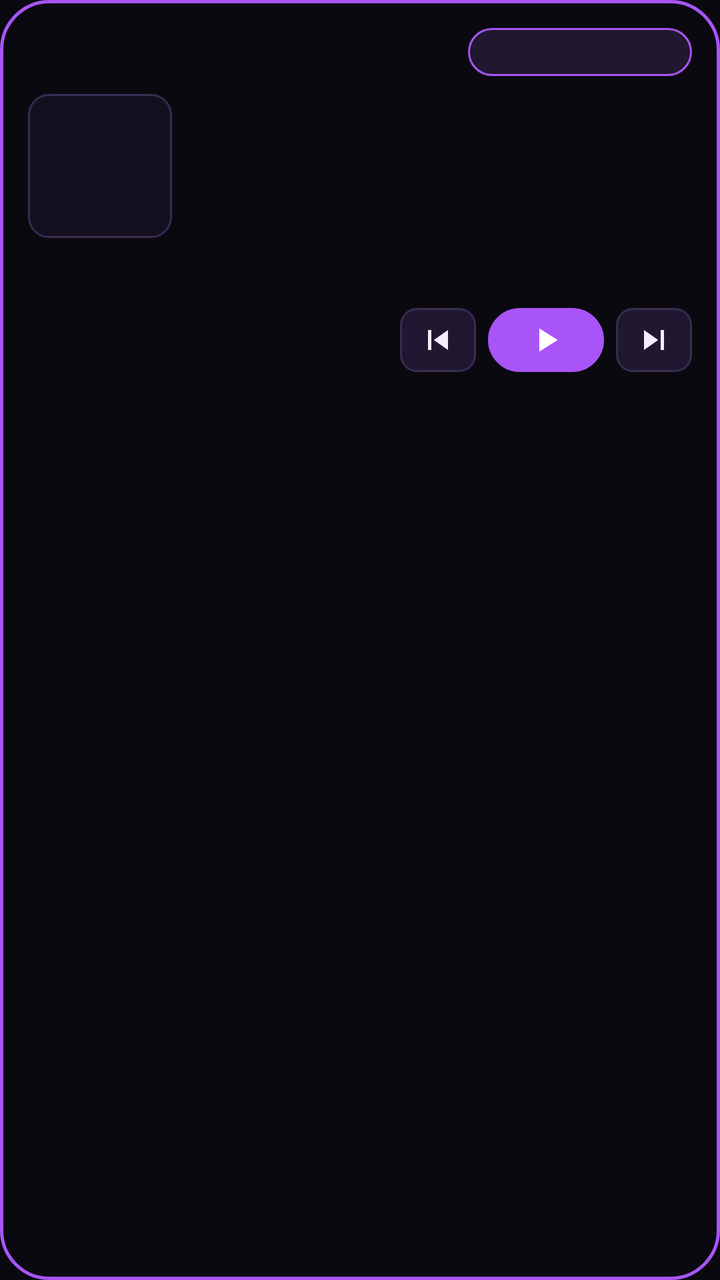
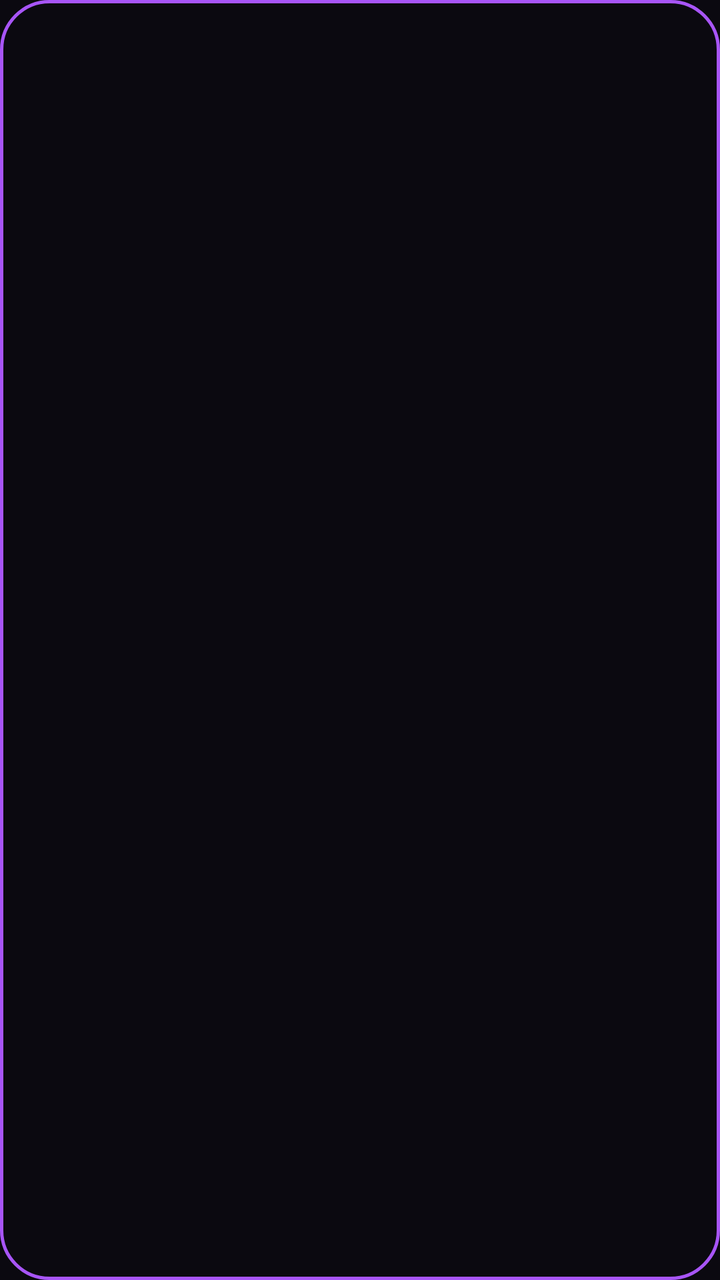

Compare the two renders of this Android layout. The source of the first and the diff that turns it into the second are given below.
<!-- AndroidManifest.xml: application theme AppTheme -->
<!-- res/layout/ryotunes_bento_widget.xml -->
<?xml version="1.0" encoding="utf-8"?>
<LinearLayout xmlns:android="http://schemas.android.com/apk/res/android"
    android:id="@+id/widget_root"
    android:layout_width="match_parent"
    android:layout_height="match_parent"
    android:background="@drawable/ryotunes_widget_bg"
    android:orientation="vertical"
    android:padding="14dp">

    
    <LinearLayout
        android:layout_width="match_parent"
        android:layout_height="24dp"
        android:layout_marginBottom="8dp"
        android:gravity="center_vertical"
        android:orientation="horizontal">

        <ImageView
            android:id="@+id/widget_header_bmp"
            android:layout_width="0dp"
            android:layout_height="20dp"
            android:layout_weight="1"
            android:contentDescription="Status"
            android:scaleType="fitStart" />

        <ImageButton
            android:id="@+id/widget_btn_open"
            android:layout_width="112dp"
            android:layout_height="24dp"
            android:background="@drawable/ryotunes_widget_chip_bg"
            android:contentDescription="Open Ryotunes"
            android:padding="0dp"
            android:scaleType="fitCenter" />
    </LinearLayout>

    
    <LinearLayout
        android:layout_width="match_parent"
        android:layout_height="wrap_content"
        android:layout_marginBottom="8dp"
        android:gravity="center_vertical"
        android:orientation="horizontal">

        <ImageView
            android:id="@+id/widget_art_img"
            android:layout_width="72dp"
            android:layout_height="72dp"
            android:layout_marginEnd="12dp"
            android:background="@drawable/ryotunes_widget_art_bg"
            android:contentDescription="Album artwork"
            android:scaleType="centerCrop" />

        <LinearLayout
            android:layout_width="0dp"
            android:layout_height="wrap_content"
            android:layout_weight="1"
            android:orientation="vertical">

            <ImageView
                android:id="@+id/widget_meta_bmp"
                android:layout_width="match_parent"
                android:layout_height="36dp"
                android:layout_marginBottom="4dp"
                android:contentDescription="Track title and artist"
                android:scaleType="fitStart" />

            <ImageView
                android:id="@+id/widget_spectrum_bmp"
                android:layout_width="match_parent"
                android:layout_height="34dp"
                android:contentDescription="Live FFT visualizer"
                android:scaleType="fitXY" />
        </LinearLayout>
    </LinearLayout>

    
    <ImageView
        android:id="@+id/widget_scale_bmp"
        android:layout_width="match_parent"
        android:layout_height="18dp"
        android:layout_marginBottom="8dp"
        android:contentDescription="Playback scale"
        android:scaleType="fitXY" />

    
    <LinearLayout
        android:layout_width="match_parent"
        android:layout_height="32dp"
        android:gravity="center_vertical"
        android:orientation="horizontal">

        <FrameLayout
            android:layout_width="0dp"
            android:layout_height="match_parent"
            android:layout_weight="1">

            <ImageView
                android:id="@+id/widget_time_bmp"
                android:layout_width="138dp"
                android:layout_height="28dp"
                android:layout_gravity="center_vertical|start"
                android:contentDescription="Elapsed time"
                android:scaleType="fitStart" />
        </FrameLayout>

        <ImageButton
            android:id="@+id/widget_btn_prev"
            android:layout_width="38dp"
            android:layout_height="32dp"
            android:layout_marginEnd="6dp"
            android:background="@drawable/ryotunes_widget_btn_bg"
            android:contentDescription="Previous track"
            android:padding="6dp"
            android:scaleType="fitCenter"
            android:src="@drawable/ic_ryo_prev" />

        <ImageButton
            android:id="@+id/widget_btn_play_pause"
            android:layout_width="58dp"
            android:layout_height="32dp"
            android:layout_marginEnd="6dp"
            android:background="@drawable/ryotunes_widget_play_bg"
            android:contentDescription="Play or pause"
            android:padding="6dp"
            android:scaleType="fitCenter"
            android:src="@drawable/ic_ryo_play" />

        <ImageButton
            android:id="@+id/widget_btn_next"
            android:layout_width="38dp"
            android:layout_height="32dp"
            android:background="@drawable/ryotunes_widget_btn_bg"
            android:contentDescription="Next track"
            android:padding="6dp"
            android:scaleType="fitCenter"
            android:src="@drawable/ic_ryo_next" />
    </LinearLayout>
</LinearLayout>
<!-- resources referenced by this layout -->
<resources>
  <!-- drawable ic_ryo_next (drawable) -->
  <vector xmlns:android="http://schemas.android.com/apk/res/android"
      android:width="24dp"
      android:height="24dp"
      android:viewportWidth="24"
      android:viewportHeight="24">
      <path
          android:fillColor="#F3EEFF"
          android:pathData="M6,18l8.5,-6L6,6v12zM16,6v12h2V6h-2z" />
  </vector>
  <!-- drawable ic_ryo_play (drawable) -->
  <vector xmlns:android="http://schemas.android.com/apk/res/android"
      android:width="24dp"
      android:height="24dp"
      android:viewportWidth="24"
      android:viewportHeight="24">
      <path
          android:fillColor="#FFFFFF"
          android:pathData="M8,5v14l11,-7z" />
  </vector>
  <!-- drawable ic_ryo_prev (drawable) -->
  <vector xmlns:android="http://schemas.android.com/apk/res/android"
      android:width="24dp"
      android:height="24dp"
      android:viewportWidth="24"
      android:viewportHeight="24">
      <path
          android:fillColor="#F3EEFF"
          android:pathData="M6,6h2v12H6zM9.5,12l8.5,6V6z" />
  </vector>
  <!-- drawable ryotunes_widget_art_bg (drawable) -->
  <?xml version="1.0" encoding="utf-8"?>
  <shape xmlns:android="http://schemas.android.com/apk/res/android"
      android:shape="rectangle">
      <solid android:color="#14101F" />
      <corners android:radius="10dp" />
      <stroke
          android:width="1dp"
          android:color="#382C52" />
  </shape>
  <!-- drawable ryotunes_widget_bg (drawable) -->
  <?xml version="1.0" encoding="utf-8"?>
  <shape xmlns:android="http://schemas.android.com/apk/res/android"
      android:shape="rectangle">
      <solid android:color="#0B0910" />
      <corners android:radius="24dp" />
      <stroke
          android:width="1.5dp"
          android:color="#A855F7" />
  </shape>
  <!-- drawable ryotunes_widget_btn_bg (drawable) -->
  <?xml version="1.0" encoding="utf-8"?>
  <shape xmlns:android="http://schemas.android.com/apk/res/android"
      android:shape="rectangle">
      <solid android:color="#1F1830" />
      <corners android:radius="8dp" />
      <stroke
          android:width="1dp"
          android:color="#382C52" />
  </shape>
  <!-- drawable ryotunes_widget_chip_bg (drawable) -->
  <?xml version="1.0" encoding="utf-8"?>
  <shape xmlns:android="http://schemas.android.com/apk/res/android"
      android:shape="rectangle">
      <solid android:color="#1F1830" />
      <corners android:radius="12dp" />
      <stroke
          android:width="1dp"
          android:color="#A855F7" />
  </shape>
  <!-- drawable ryotunes_widget_play_bg (drawable) -->
  <?xml version="1.0" encoding="utf-8"?>
  <shape xmlns:android="http://schemas.android.com/apk/res/android"
      android:shape="rectangle">
      <solid android:color="#A855F7" />
      <corners android:radius="16dp" />
      <stroke
          android:width="1dp"
          android:color="#A855F7" />
  </shape>
  <style name="AppTheme" parent="Theme.AppCompat.NoActionBar">
          <item name="colorPrimary">@color/colorPrimary</item>
          <item name="colorPrimaryDark">@color/colorPrimaryDark</item>
          <item name="colorAccent">@color/colorAccent</item>
          <item name="android:windowBackground">@color/obsidianBg</item>
          <item name="android:statusBarColor">@color/obsidianBg</item>
          <item name="android:navigationBarColor">@color/obsidianBg</item>
          <item name="android:windowLightStatusBar">false</item>
      </style>
  <color name="colorPrimary">#A855F7</color>
  <color name="colorPrimaryDark">#0B0910</color>
  <color name="colorAccent">#C084FC</color>
  <color name="obsidianBg">#0B0910</color>
</resources>

<!-- the commit's change to res/layout/ryotunes_bento_widget.xml (unified diff, before → after) -->
@@ -1,138 +1,65 @@
 <?xml version="1.0" encoding="utf-8"?>
-<LinearLayout xmlns:android="http://schemas.android.com/apk/res/android"
+<FrameLayout xmlns:android="http://schemas.android.com/apk/res/android"
     android:id="@+id/widget_root"
     android:layout_width="match_parent"
     android:layout_height="match_parent"
-    android:background="@drawable/ryotunes_widget_bg"
-    android:orientation="vertical"
-    android:padding="14dp">
+    android:background="@drawable/ryotunes_widget_bg">
 
-    
+    <ImageView
+        android:id="@+id/widget_canvas_img"
+        android:layout_width="match_parent"
+        android:layout_height="match_parent"
+        android:contentDescription="Ryotunes Bento Widget"
+        android:scaleType="fitCenter" />
+
     <LinearLayout
         android:layout_width="match_parent"
-        android:layout_height="24dp"
-        android:layout_marginBottom="8dp"
-        android:gravity="center_vertical"
-        android:orientation="horizontal">
-
-        <ImageView
-            android:id="@+id/widget_header_bmp"
-            android:layout_width="0dp"
-            android:layout_height="20dp"
-            android:layout_weight="1"
-            android:contentDescription="Status"
-            android:scaleType="fitStart" />
+        android:layout_height="match_parent"
+        android:orientation="vertical">
 
         <ImageButton
             android:id="@+id/widget_btn_open"
-            android:layout_width="112dp"
-            android:layout_height="24dp"
-            android:background="@drawable/ryotunes_widget_chip_bg"
+            android:layout_width="match_parent"
+            android:layout_height="0dp"
+            android:layout_weight="1"
+            android:background="@android:color/transparent"
             android:contentDescription="Open Ryotunes"
-            android:padding="0dp"
-            android:scaleType="fitCenter" />
-    </LinearLayout>
-
-    
-    <LinearLayout
-        android:layout_width="match_parent"
-        android:layout_height="wrap_content"
-        android:layout_marginBottom="8dp"
-        android:gravity="center_vertical"
-        android:orientation="horizontal">
-
-        <ImageView
-            android:id="@+id/widget_art_img"
-            android:layout_width="72dp"
-            android:layout_height="72dp"
-            android:layout_marginEnd="12dp"
-            android:background="@drawable/ryotunes_widget_art_bg"
-            android:contentDescription="Album artwork"
-            android:scaleType="centerCrop" />
+            android:src="@android:color/transparent" />
 
         <LinearLayout
-            android:layout_width="0dp"
-            android:layout_height="wrap_content"
-            android:layout_weight="1"
-            android:orientation="vertical">
+            android:layout_width="match_parent"
+            android:layout_height="44dp"
+            android:gravity="end|center_vertical"
+            android:orientation="horizontal"
+            android:paddingStart="12dp"
+            android:paddingEnd="12dp"
+            android:paddingBottom="8dp">
 
-            <ImageView
-                android:id="@+id/widget_meta_bmp"
-                android:layout_width="match_parent"
-                android:layout_height="36dp"
-                android:layout_marginBottom="4dp"
-                android:contentDescription="Track title and artist"
-                android:scaleType="fitStart" />
+            <ImageButton
+                android:id="@+id/widget_btn_prev"
+                android:layout_width="42dp"
+                android:layout_height="34dp"
+                android:layout_marginEnd="6dp"
+                android:background="@android:color/transparent"
+                android:contentDescription="Previous track"
+                android:src="@android:color/transparent" />
 
-            <ImageView
-                android:id="@+id/widget_spectrum_bmp"
-                android:layout_width="match_parent"
+            <ImageButton
+                android:id="@+id/widget_btn_play_pause"
+                android:layout_width="78dp"
                 android:layout_height="34dp"
-                android:contentDescription="Live FFT visualizer"
-                android:scaleType="fitXY" />
+                android:layout_marginEnd="6dp"
+                android:background="@android:color/transparent"
+                android:contentDescription="Play or pause"
+                android:src="@android:color/transparent" />
+
+            <ImageButton
+                android:id="@+id/widget_btn_next"
+                android:layout_width="42dp"
+                android:layout_height="34dp"
+                android:background="@android:color/transparent"
+                android:contentDescription="Next track"
+                android:src="@android:color/transparent" />
         </LinearLayout>
     </LinearLayout>
-
-    
-    <ImageView
-        android:id="@+id/widget_scale_bmp"
-        android:layout_width="match_parent"
-        android:layout_height="18dp"
-        android:layout_marginBottom="8dp"
-        android:contentDescription="Playback scale"
-        android:scaleType="fitXY" />
-
-    
-    <LinearLayout
-        android:layout_width="match_parent"
-        android:layout_height="32dp"
-        android:gravity="center_vertical"
-        android:orientation="horizontal">
-
-        <FrameLayout
-            android:layout_width="0dp"
-            android:layout_height="match_parent"
-            android:layout_weight="1">
-
-            <ImageView
-                android:id="@+id/widget_time_bmp"
-                android:layout_width="138dp"
-                android:layout_height="28dp"
-                android:layout_gravity="center_vertical|start"
-                android:contentDescription="Elapsed time"
-                android:scaleType="fitStart" />
-        </FrameLayout>
-
-        <ImageButton
-            android:id="@+id/widget_btn_prev"
-            android:layout_width="38dp"
-            android:layout_height="32dp"
-            android:layout_marginEnd="6dp"
-            android:background="@drawable/ryotunes_widget_btn_bg"
-            android:contentDescription="Previous track"
-            android:padding="6dp"
-            android:scaleType="fitCenter"
-            android:src="@drawable/ic_ryo_prev" />
-
-        <ImageButton
-            android:id="@+id/widget_btn_play_pause"
-            android:layout_width="58dp"
-            android:layout_height="32dp"
-            android:layout_marginEnd="6dp"
-            android:background="@drawable/ryotunes_widget_play_bg"
-            android:contentDescription="Play or pause"
-            android:padding="6dp"
-            android:scaleType="fitCenter"
-            android:src="@drawable/ic_ryo_play" />
-
-        <ImageButton
-            android:id="@+id/widget_btn_next"
-            android:layout_width="38dp"
-            android:layout_height="32dp"
-            android:background="@drawable/ryotunes_widget_btn_bg"
-            android:contentDescription="Next track"
-            android:padding="6dp"
-            android:scaleType="fitCenter"
-            android:src="@drawable/ic_ryo_next" />
-    </LinearLayout>
-</LinearLayout>
+</FrameLayout>
<!-- resource entries referenced after the edit -->
@@ -1,45 +1,5 @@
 <!-- resources referenced by this layout -->
 <resources>
-  <!-- drawable ic_ryo_next (drawable) -->
-  <vector xmlns:android="http://schemas.android.com/apk/res/android"
-      android:width="24dp"
-      android:height="24dp"
-      android:viewportWidth="24"
-      android:viewportHeight="24">
-      <path
-          android:fillColor="#F3EEFF"
-          android:pathData="M6,18l8.5,-6L6,6v12zM16,6v12h2V6h-2z" />
-  </vector>
-  <!-- drawable ic_ryo_play (drawable) -->
-  <vector xmlns:android="http://schemas.android.com/apk/res/android"
-      android:width="24dp"
-      android:height="24dp"
-      android:viewportWidth="24"
-      android:viewportHeight="24">
-      <path
-          android:fillColor="#FFFFFF"
-          android:pathData="M8,5v14l11,-7z" />
-  </vector>
-  <!-- drawable ic_ryo_prev (drawable) -->
-  <vector xmlns:android="http://schemas.android.com/apk/res/android"
-      android:width="24dp"
-      android:height="24dp"
-      android:viewportWidth="24"
-      android:viewportHeight="24">
-      <path
-          android:fillColor="#F3EEFF"
-          android:pathData="M6,6h2v12H6zM9.5,12l8.5,6V6z" />
-  </vector>
-  <!-- drawable ryotunes_widget_art_bg (drawable) -->
-  <?xml version="1.0" encoding="utf-8"?>
-  <shape xmlns:android="http://schemas.android.com/apk/res/android"
-      android:shape="rectangle">
-      <solid android:color="#14101F" />
-      <corners android:radius="10dp" />
-      <stroke
-          android:width="1dp"
-          android:color="#382C52" />
-  </shape>
   <!-- drawable ryotunes_widget_bg (drawable) -->
   <?xml version="1.0" encoding="utf-8"?>
   <shape xmlns:android="http://schemas.android.com/apk/res/android"
@@ -48,36 +8,6 @@
       <corners android:radius="24dp" />
       <stroke
           android:width="1.5dp"
-          android:color="#A855F7" />
-  </shape>
-  <!-- drawable ryotunes_widget_btn_bg (drawable) -->
-  <?xml version="1.0" encoding="utf-8"?>
-  <shape xmlns:android="http://schemas.android.com/apk/res/android"
-      android:shape="rectangle">
-      <solid android:color="#1F1830" />
-      <corners android:radius="8dp" />
-      <stroke
-          android:width="1dp"
-          android:color="#382C52" />
-  </shape>
-  <!-- drawable ryotunes_widget_chip_bg (drawable) -->
-  <?xml version="1.0" encoding="utf-8"?>
-  <shape xmlns:android="http://schemas.android.com/apk/res/android"
-      android:shape="rectangle">
-      <solid android:color="#1F1830" />
-      <corners android:radius="12dp" />
-      <stroke
-          android:width="1dp"
-          android:color="#A855F7" />
-  </shape>
-  <!-- drawable ryotunes_widget_play_bg (drawable) -->
-  <?xml version="1.0" encoding="utf-8"?>
-  <shape xmlns:android="http://schemas.android.com/apk/res/android"
-      android:shape="rectangle">
-      <solid android:color="#A855F7" />
-      <corners android:radius="16dp" />
-      <stroke
-          android:width="1dp"
           android:color="#A855F7" />
   </shape>
   <style name="AppTheme" parent="Theme.AppCompat.NoActionBar">
